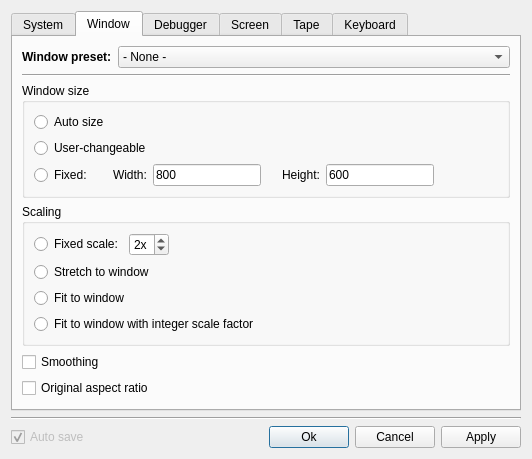
Above: src/qt/qtSettingsDialog.ui from vpyk/emu80v4 before the change. Below: the same form after it.
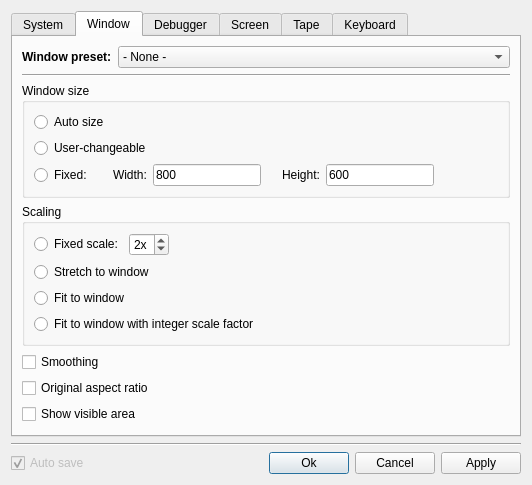
That is the form after the change.

Commit message: "Show only visible area" option

The edit to the form file:
```diff
--- a/src/qt/qtSettingsDialog.ui
+++ b/src/qt/qtSettingsDialog.ui
@@ -603,6 +603,13 @@
          </property>
         </widget>
        </item>
+       <item>
+        <widget class="QCheckBox" name="cropCheckBox">
+         <property name="text">
+          <string>Show visible area</string>
+         </property>
+        </widget>
+       </item>
        <item>
         <spacer name="verticalSpacer_4">
          <property name="orientation">
```
Left out of the diff: 3 changed lines with no effect on the pictures. The commit also changes 22 other files.
